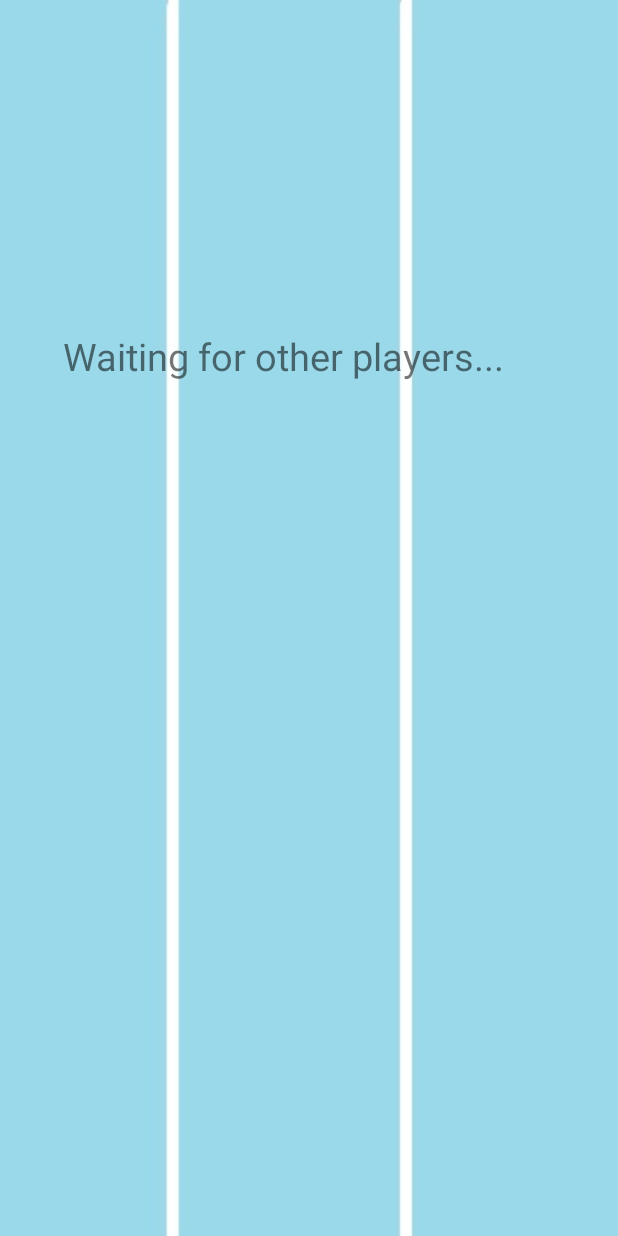
After one commit to dorislee1112/Running-Man-Android, an Android app: the WaitActivity screen opened directly, with no data from a screen before it, on a phone screen of 412 x 824 dp. The commit adds this screen. Run offline under Robolectric (Android 15) with nearby library versions, the phone set to English and light mode, and no system bars.

Commit message:
add wait

```diff
--- a/app/src/main/AndroidManifest.xml
+++ b/app/src/main/AndroidManifest.xml
@@ -23,6 +23,10 @@
             android:name=".SelectActivity"
             android:label=".select"
             ></activity>
+        <activity
+            android:name=".WaitActivity"
+            android:label=".waiting"
+            ></activity>
     </application>
 
 </manifest>
--- /dev/null
+++ b/app/src/main/java/com/example/user/sunsonfinalproject/WaitActivity.java
@@ -0,0 +1,32 @@
+package com.example.user.sunsonfinalproject;
+
+import android.app.Activity;
+import android.content.Intent;
+import android.os.Bundle;
+import android.view.MotionEvent;
+import android.view.View;
+import android.widget.Button;
+import android.widget.ImageButton;
+
+/**
+ * Created by user on 2016/5/15.
+ */
+public class WaitActivity extends Activity {
+    WaitUI waitUI;
+    protected void onCreate(Bundle savedInstanceState) {
+        super.onCreate(savedInstanceState);
+        setContentView(R.layout.waiting);
+        waitUI=new WaitUI(this);
+
+        waitUI.next.setOnClickListener(new Button.OnClickListener() {
+            @Override
+            public void onClick(View v) {
+                //waitUI.next.setImageResource(R.drawable.sign_onclick);
+                Intent intent = new Intent();
+                intent.setClass(WaitActivity.this, MainActivity.class);
+                WaitActivity.this.startActivity(intent);
+            }
+
+        });
+    }
+}
--- /dev/null
+++ b/app/src/main/java/com/example/user/sunsonfinalproject/WaitUI.java
@@ -0,0 +1,14 @@
+package com.example.user.sunsonfinalproject;
+
+import android.app.Activity;
+import android.widget.ImageButton;
+
+/**
+ * Created by user on 2016/5/15.
+ */
+public class WaitUI {
+    public ImageButton next;
+    public WaitUI(Activity activity) {
+        next = (ImageButton) activity.findViewById(R.id.next_button);
+    }
+}
--- /dev/null
+++ b/app/src/main/res/layout/waiting.xml
@@ -0,0 +1,34 @@
+<?xml version="1.0" encoding="utf-8"?>
+<RelativeLayout xmlns:android="http://schemas.android.com/apk/res/android"
+    xmlns:tools="http://schemas.android.com/tools"
+    android:layout_width="match_parent"
+    android:layout_height="match_parent"
+    android:paddingBottom="0dp"
+    android:paddingLeft="0dp"
+    android:paddingRight="0dp"
+    android:paddingTop="0dp"
+    tools:context="com.example.user.sunsonfinalproject.MainActivity">
+
+    <ImageButton
+        android:layout_width="match_parent"
+        android:layout_height="match_parent"
+        android:id="@+id/next_button"
+        android:adjustViewBounds="false"
+        android:accessibilityLiveRegion="polite"
+        android:layout_alignWithParentIfMissing="false"
+        android:background="#00ffffff"
+        android:tintMode="src_atop"
+        android:scaleType="fitXY"
+        android:src="@drawable/runway" />
+
+    <TextView
+        android:layout_width="300dip"
+        android:layout_height="50dip"
+        android:layout_marginTop="220dip"
+        android:layout_marginLeft="42dip"
+        android:scaleType="centerCrop"
+        android:layout_gravity="center"
+        android:textSize = "25sp"
+        android:text="Waiting for other players..." />
+
+</RelativeLayout>
```
Also changed, not shown: app/src/main/java/com/example/user/sunsonfinalproject/SelectActivity.java (+49 -3 lines), app/src/main/res/layout/activity_main.xml (+6 -6 lines), app/src/main/res/layout/entry.xml (+4 -4 lines), app/src/main/res/layout/select.xml (+4 -4 lines).
